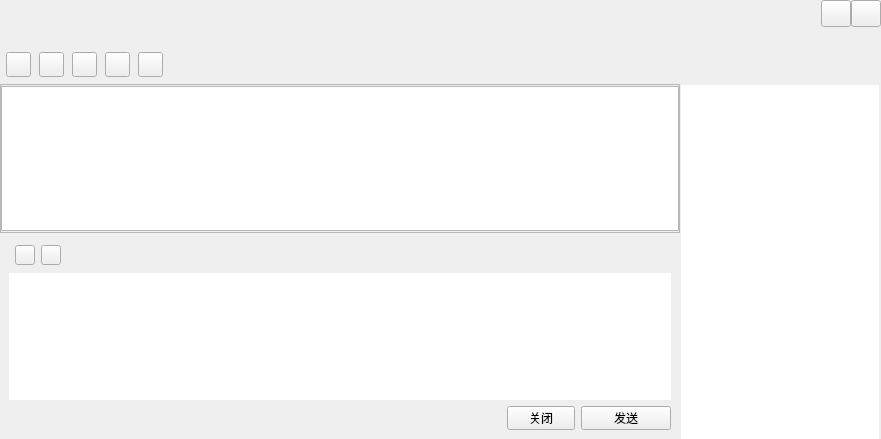
Qt form ChatWindow.ui (jmh000527/criker-client) before a commit.
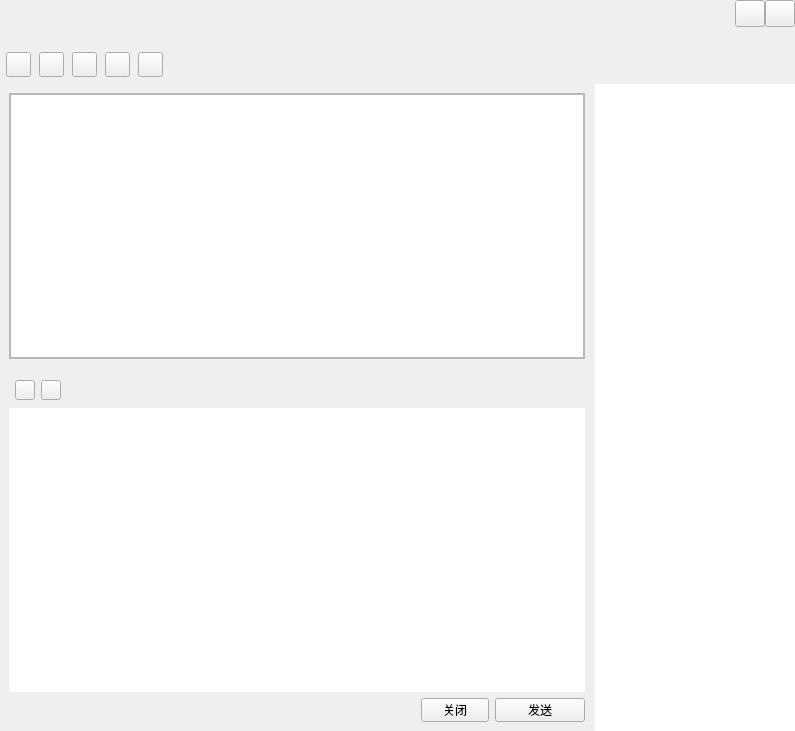
The same form after that commit.

Patch:
```diff
--- a/ChatWindow.ui
+++ b/ChatWindow.ui
@@ -6,8 +6,8 @@
    <rect>
     <x>0</x>
     <y>0</y>
-    <width>881</width>
-    <height>439</height>
+    <width>795</width>
+    <height>731</height>
    </rect>
   </property>
   <property name="windowTitle">
@@ -408,12 +408,6 @@
    </item>
    <item>
     <widget class="QSplitter" name="splitter">
-     <property name="sizePolicy">
-      <sizepolicy hsizetype="Expanding" vsizetype="Expanding">
-       <horstretch>0</horstretch>
-       <verstretch>0</verstretch>
-      </sizepolicy>
-     </property>
      <property name="orientation">
       <enum>Qt::Horizontal</enum>
      </property>
@@ -421,6 +415,9 @@
       <number>1</number>
      </property>
      <widget class="QSplitter" name="bodySplitter">
+      <property name="lineWidth">
+       <number>1</number>
+      </property>
       <property name="orientation">
        <enum>Qt::Vertical</enum>
       </property>
@@ -439,19 +436,19 @@
        </property>
        <layout class="QVBoxLayout" name="verticalLayout_4">
         <property name="spacing">
-         <number>0</number>
+         <number>6</number>
         </property>
         <property name="leftMargin">
-         <number>0</number>
+         <number>9</number>
         </property>
         <property name="topMargin">
-         <number>0</number>
+         <number>9</number>
         </property>
         <property name="rightMargin">
-         <number>0</number>
+         <number>9</number>
         </property>
         <property name="bottomMargin">
-         <number>0</number>
+         <number>9</number>
         </property>
         <item>
          <widget class="QFrame" name="frameWidget">
@@ -467,6 +464,9 @@
           <property name="frameShadow">
            <enum>QFrame::Raised</enum>
           </property>
+          <property name="lineWidth">
+           <number>1</number>
+          </property>
           <layout class="QVBoxLayout" name="verticalLayout_3">
            <property name="spacing">
             <number>0</number>
@@ -475,13 +475,13 @@
             <number>0</number>
            </property>
            <property name="topMargin">
-            <number>1</number>
+            <number>0</number>
            </property>
            <property name="rightMargin">
             <number>0</number>
            </property>
            <property name="bottomMargin">
-            <number>1</number>
+            <number>0</number>
            </property>
            <item>
             <widget class="QListWidget" name="listWidget">
@@ -515,7 +515,7 @@
       </widget>
       <widget class="QWidget" name="bottomWidget" native="true">
        <property name="sizePolicy">
-        <sizepolicy hsizetype="Expanding" vsizetype="Fixed">
+        <sizepolicy hsizetype="Expanding" vsizetype="Expanding">
          <horstretch>0</horstretch>
          <verstretch>0</verstretch>
         </sizepolicy>
@@ -529,7 +529,7 @@
        <property name="maximumSize">
         <size>
          <width>16777215</width>
-         <height>400</height>
+         <height>600</height>
         </size>
        </property>
        <layout class="QVBoxLayout" name="verticalLayout_2">
@@ -746,10 +746,10 @@
       <property name="maximumSize">
        <size>
         <width>200</width>
-        <height>16777215</height>
+        <height>10000</height>
        </size>
       </property>
-      <layout class="QVBoxLayout" name="verticalLayout_5">
+      <layout class="QVBoxLayout" name="verticalLayout_7">
        <property name="spacing">
         <number>0</number>
        </property>
@@ -773,6 +773,9 @@
          <property name="horizontalScrollBarPolicy">
           <enum>Qt::ScrollBarAlwaysOff</enum>
          </property>
+         <property name="sizeAdjustPolicy">
+          <enum>QAbstractScrollArea::AdjustToContents</enum>
+         </property>
          <property name="widgetResizable">
           <bool>true</bool>
          </property>
@@ -782,7 +785,7 @@
             <x>0</x>
             <y>0</y>
             <width>200</width>
-            <height>355</height>
+            <height>647</height>
            </rect>
           </property>
           <property name="sizePolicy">
@@ -791,53 +794,35 @@
             <verstretch>0</verstretch>
            </sizepolicy>
           </property>
+          <layout class="QVBoxLayout" name="verticalLayout_5">
+           <property name="spacing">
+            <number>0</number>
+           </property>
+           <property name="leftMargin">
+            <number>0</number>
+           </property>
+           <property name="topMargin">
+            <number>0</number>
+           </property>
+           <property name="rightMargin">
+            <number>0</number>
+           </property>
+           <property name="bottomMargin">
+            <number>0</number>
+           </property>
+           <item>
           <widget class="QTreeWidget" name="treeWidget">
-           <property name="geometry">
-            <rect>
-             <x>0</x>
-             <y>1</y>
-             <width>198</width>
-             <height>354</height>
-            </rect>
+             <property name="sizePolicy">
+              <sizepolicy hsizetype="Expanding" vsizetype="Expanding">
+               <horstretch>0</horstretch>
+               <verstretch>0</verstretch>
+              </sizepolicy>
+             </property>
+             <property name="autoFillBackground">
+              <bool>false</bool>
            </property>
            <property name="styleSheet">
-            <string notr="true">QScrollBar:horizontal {
-   background: #ffffff;
-   height: 6px;
-}
-
-QScrollBar::handle:horizontal {
-   background: #cccccc;
-   border-radius: 3px;
-   height: 6px;
-}
-
-QScrollBar::sub-line:horizontal {
-   background: transparent;
-}
-
-QScrollBar::add-line:horizontal {
-   background: transparent;
-}
-
-QScrollBar:vertical {
-   background: #ffffff;
-   width: 6px;
-}
-
-QScrollBar::handle:vertical {
-   background: #cccccc;
-   border-radius: 3px;
-   width: 6px;
-}
-
-QScrollBar::sub-line:vertical {
-   background: transparent;
-}
-
-QScrollBar::add-line:vertical {
-   background: transparent;
-}</string>
+              <string notr="true"/>
            </property>
            <property name="frameShape">
             <enum>QFrame::NoFrame</enum>
@@ -845,6 +830,9 @@
            <property name="horizontalScrollBarPolicy">
             <enum>Qt::ScrollBarAlwaysOff</enum>
            </property>
+             <property name="sizeAdjustPolicy">
+              <enum>QAbstractScrollArea::AdjustToContents</enum>
+             </property>
            <property name="editTriggers">
             <set>QAbstractItemView::AllEditTriggers</set>
            </property>
@@ -860,6 +848,8 @@
             </property>
            </column>
           </widget>
+           </item>
+          </layout>
          </widget>
         </widget>
        </item>
```
Lines whose indentation alone changed are shown as unchanged.
